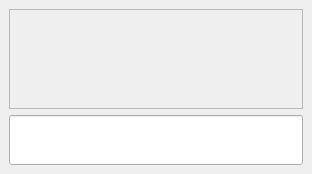
eboladev/Bulmages-1, file bulmages/bulmatpv/plugins/pluginbt_modificadores/modificadoresbase.ui: the form before one commit.
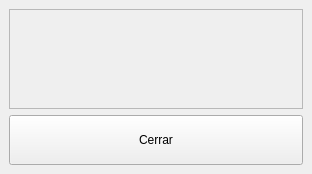
The form after the commit. Icons and pictures are not drawn.

```diff
--- a/bulmages/bulmatpv/plugins/pluginbt_modificadores/modificadoresbase.ui
+++ b/bulmages/bulmatpv/plugins/pluginbt_modificadores/modificadoresbase.ui
@@ -30,16 +30,19 @@
     </widget>
    </item>
    <item>
-    <widget class="QLineEdit" name="mui_password" >
-     <property name="font" >
-      <font>
-       <pointsize>28</pointsize>
-       <weight>75</weight>
-       <bold>true</bold>
-      </font>
+    <widget class="QPushButton" name="mui_cerrar">
+     <property name="minimumSize">
+      <size>
+       <width>0</width>
+       <height>50</height>
+      </size>
      </property>
-     <property name="echoMode" >
-      <enum>QLineEdit::PasswordEchoOnEdit</enum>
+     <property name="text">
+      <string>Cerrar</string>
+     </property>
+     <property name="icon">
+      <iconset resource="../../../bulmages.qrc">
+       <normaloff>:/Images/edit-delete.png</normaloff>:/Images/edit-delete.png</iconset>
      </property>
     </widget>
    </item>
```
Left out of the diff: 48 changed lines with no effect on the pictures.
